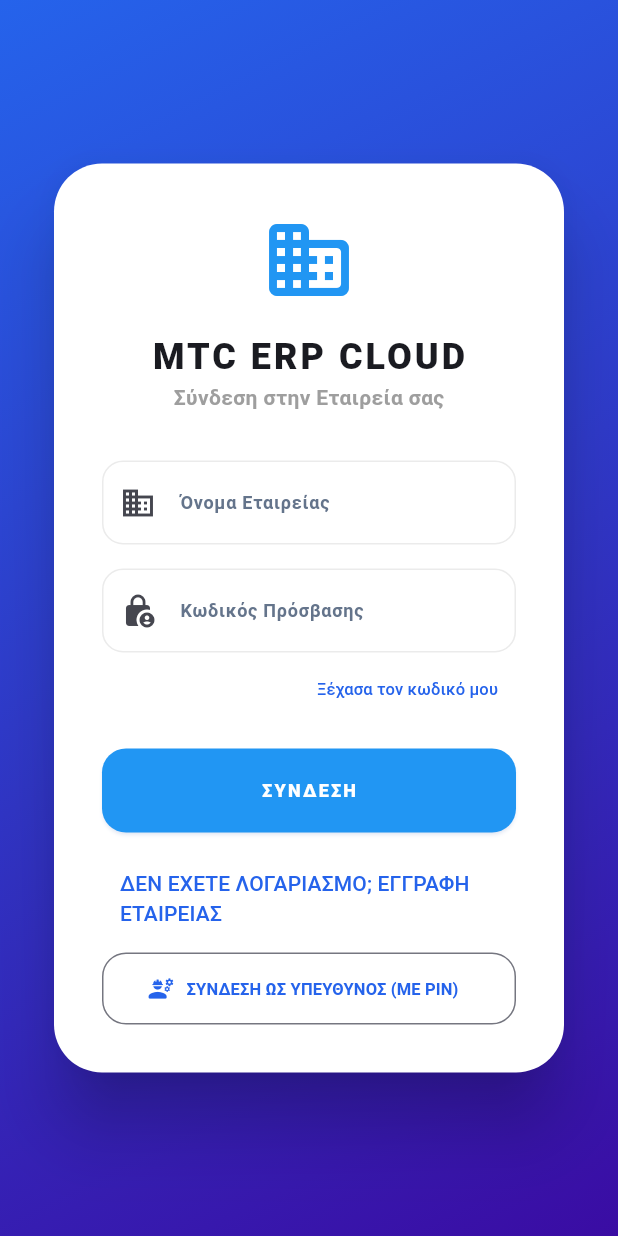
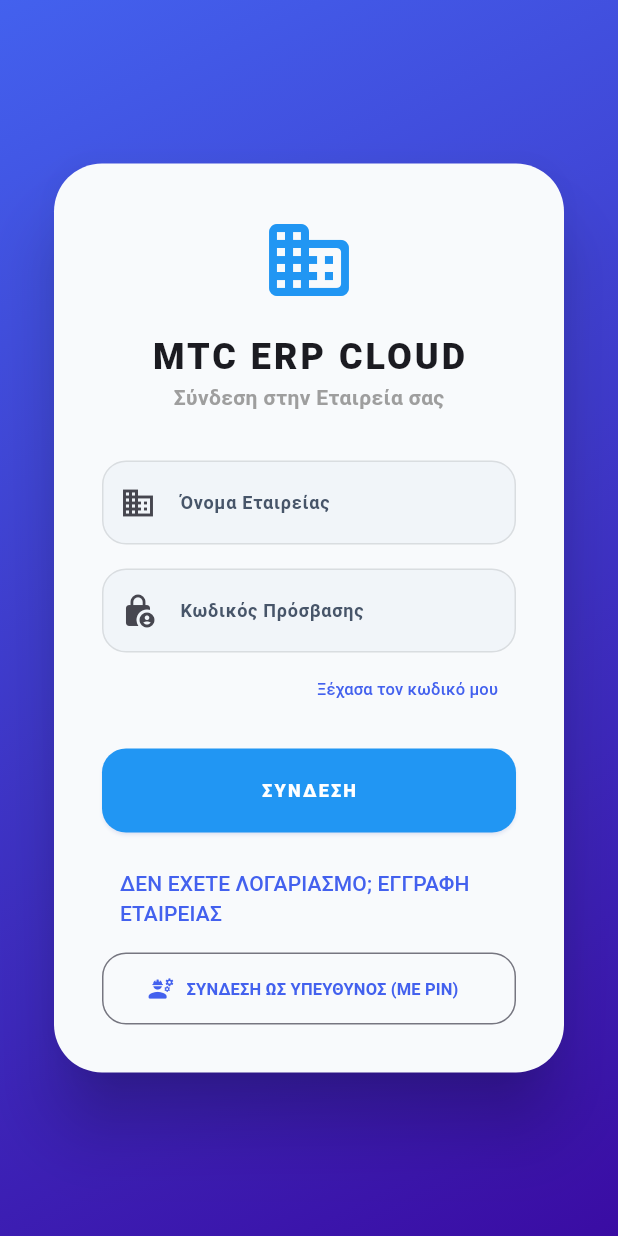
Before and after one commit to jenemybill-lgtm/mtc2026, a Flutter app: the screen it shows after launch, on a phone screen of 412 x 824 dp. Run offline on Flutter 3.47's test engine with Material 3 defaults, Android fonts, the phone set to English and light mode, and no system bars; our stand-ins replace file_picker, fl_chart, image_picker, open_file, pdf, printing and 6 more; missing offline and left inert: desktop_drop, syncfusion_flutter_xlsio; accounts and stored records are empty.

Commit message:
Αντικατάσταση του σκληρού λευκού με απαλό ξεκούραστο χρώμα (Soft Ice Slate / Off-White) σε όλα τα πλαίσια, κάρτες, φόρμες και πίνακες

```diff
--- a/lib/ui/components/premium_ui.dart
+++ b/lib/ui/components/premium_ui.dart
@@ -31,8 +31,8 @@ class PremiumCard extends StatelessWidget {
       height: height,
       decoration: BoxDecoration(
         color: isGlass
-            ? Colors.white.withValues(alpha: 0.8)
-            : (hasAccent ? accentColor!.withValues(alpha: 0.08) : Colors.white),
+            ? const Color(0xFFF8FAFC).withValues(alpha: 0.9)
+            : (hasAccent ? accentColor!.withValues(alpha: 0.08) : const Color(0xFFF8FAFC)),
         borderRadius: BorderRadius.circular(32),
         border: Border.all(
           color: hasAccent ? accentColor!.withValues(alpha: 0.25) : Colors.black.withValues(alpha: 0.1),
--- a/lib/ui/screens/weekly_payroll_screen.dart
+++ b/lib/ui/screens/weekly_payroll_screen.dart
@@ -226,10 +226,10 @@ class _WeeklyPayrollScreenState extends State<WeeklyPayrollScreen> {
       child: Container(
         margin: const EdgeInsets.symmetric(horizontal: 16),
         decoration: BoxDecoration(
-          color: Colors.white,
+          color: const Color(0xFFF8FAFC),
           borderRadius: BorderRadius.circular(32),
-          border: Border.all(color: Colors.black.withValues(alpha: 0.04)),
-          boxShadow: [BoxShadow(color: Colors.black.withValues(alpha: 0.02), blurRadius: 20)],
+          border: Border.all(color: Colors.black.withValues(alpha: 0.08)),
+          boxShadow: [BoxShadow(color: Colors.black.withValues(alpha: 0.03), blurRadius: 20)],
         ),
         clipBehavior: Clip.antiAlias,
         child: SingleChildScrollView(
@@ -238,7 +238,7 @@ class _WeeklyPayrollScreenState extends State<WeeklyPayrollScreen> {
             crossAxisAlignment: CrossAxisAlignment.start,
             children: [
               Container(
-                color: const Color(0xFFF8FAFC),
+                color: const Color(0xFFEEF2FF),
                 child: Row(
                   children: [
                     SizedBox(width: workerWidth, child: const Padding(padding: EdgeInsets.symmetric(horizontal: 20, vertical: 16), child: Text("ΕΡΓΑΤΗΣ", style: TextStyle(fontWeight: FontWeight.w900, fontSize: 10, color: Colors.blueGrey, letterSpacing: 1)))),
--- a/lib/ui/theme/app_theme.dart
+++ b/lib/ui/theme/app_theme.dart
@@ -1,12 +1,13 @@
 import 'package:flutter/material.dart';
 
 class AppTheme {
-  static const Color primaryBlue = Color(0xFF2563EB); // Executive Corporate Blue
-  static const Color primaryNavy = Color(0xFF0A192F); // Deep Corporate Navy
-  static const Color accentSlate = Color(0xFF64748B); // Professional Slate Gray
-  static const Color successGreen = Color(0xFF16A34A); // Formal Green
-  static const Color dangerRed = Color(0xFFDC2626); // Formal Red
-  static const Color backgroundLight = Color(0xFFF8FAFC); // Clean Crisp Surface
+  static const Color primaryBlue = Color(0xFF4361EE);
+  static const Color primaryNavy = Color(0xFF1E293B);
+  static const Color accentSlate = Color(0xFF64748B);
+  static const Color successGreen = Color(0xFF16A34A);
+  static const Color dangerRed = Color(0xFFDC2626);
+  static const Color backgroundLight = Color(0xFFE2E8F0); // Soft, eye-soothing slate background
+  static const Color surfaceSoft = Color(0xFFF8FAFC); // Eye-soothing soft fill for cards
 
   static ThemeData lightTheme = ThemeData(
     useMaterial3: true,
@@ -14,25 +15,28 @@ class AppTheme {
       seedColor: primaryBlue,
       primary: primaryBlue,
       secondary: primaryNavy,
-      surface: Colors.white,
-      background: backgroundLight,
+      surface: surfaceSoft,
       brightness: Brightness.light,
     ),
     appBarTheme: const AppBarTheme(
       centerTitle: false,
       elevation: 0,
-      backgroundColor: Colors.white,
+      backgroundColor: surfaceSoft,
       foregroundColor: primaryNavy,
       titleTextStyle: TextStyle(fontWeight: FontWeight.w900, fontSize: 16, color: primaryNavy, letterSpacing: -0.2),
       iconTheme: IconThemeData(color: primaryNavy),
     ),
+    dialogTheme: DialogThemeData(
+      backgroundColor: surfaceSoft,
+      shape: RoundedRectangleBorder(borderRadius: BorderRadius.circular(28)),
+    ),
     cardTheme: CardThemeData(
       elevation: 0,
       shape: RoundedRectangleBorder(
-        borderRadius: BorderRadius.circular(20),
+        borderRadius: BorderRadius.circular(24),
         side: BorderSide(color: Colors.black.withValues(alpha: 0.08), width: 1.0),
       ),
-      color: Colors.white,
+      color: surfaceSoft,
       clipBehavior: Clip.antiAlias,
     ),
     floatingActionButtonTheme: FloatingActionButtonThemeData(
@@ -45,12 +49,12 @@ class AppTheme {
     ),
     inputDecorationTheme: InputDecorationTheme(
       filled: true,
-      fillColor: Colors.white,
+      fillColor: const Color(0xFFF1F5F9), // Soft eye-soothing fill
       contentPadding: const EdgeInsets.symmetric(horizontal: 18, vertical: 16),
-      border: OutlineInputBorder(borderRadius: BorderRadius.circular(14), borderSide: BorderSide(color: Colors.black.withValues(alpha: 0.12))),
-      enabledBorder: OutlineInputBorder(borderRadius: BorderRadius.circular(14), borderSide: BorderSide(color: Colors.black.withValues(alpha: 0.08))),
-      focusedBorder: OutlineInputBorder(borderRadius: BorderRadius.circular(14), borderSide: const BorderSide(color: primaryBlue, width: 2.0)),
-      labelStyle: const TextStyle(fontSize: 12, fontWeight: FontWeight.w700, color: accentSlate),
+      border: OutlineInputBorder(borderRadius: BorderRadius.circular(16), borderSide: BorderSide(color: Colors.black.withValues(alpha: 0.12))),
+      enabledBorder: OutlineInputBorder(borderRadius: BorderRadius.circular(16), borderSide: BorderSide(color: Colors.black.withValues(alpha: 0.1))),
+      focusedBorder: OutlineInputBorder(borderRadius: BorderRadius.circular(16), borderSide: const BorderSide(color: primaryBlue, width: 2.0)),
+      labelStyle: const TextStyle(fontSize: 12, fontWeight: FontWeight.w700, color: Color(0xFF475569)),
     ),
     elevatedButtonTheme: ElevatedButtonThemeData(
       style: ElevatedButton.styleFrom(
@@ -66,7 +70,7 @@ class AppTheme {
     scaffoldBackgroundColor: backgroundLight,
     dividerTheme: DividerThemeData(
       thickness: 1,
-      color: Colors.black.withValues(alpha: 0.06),
+      color: Colors.black.withValues(alpha: 0.08),
     ),
   );
 
```
